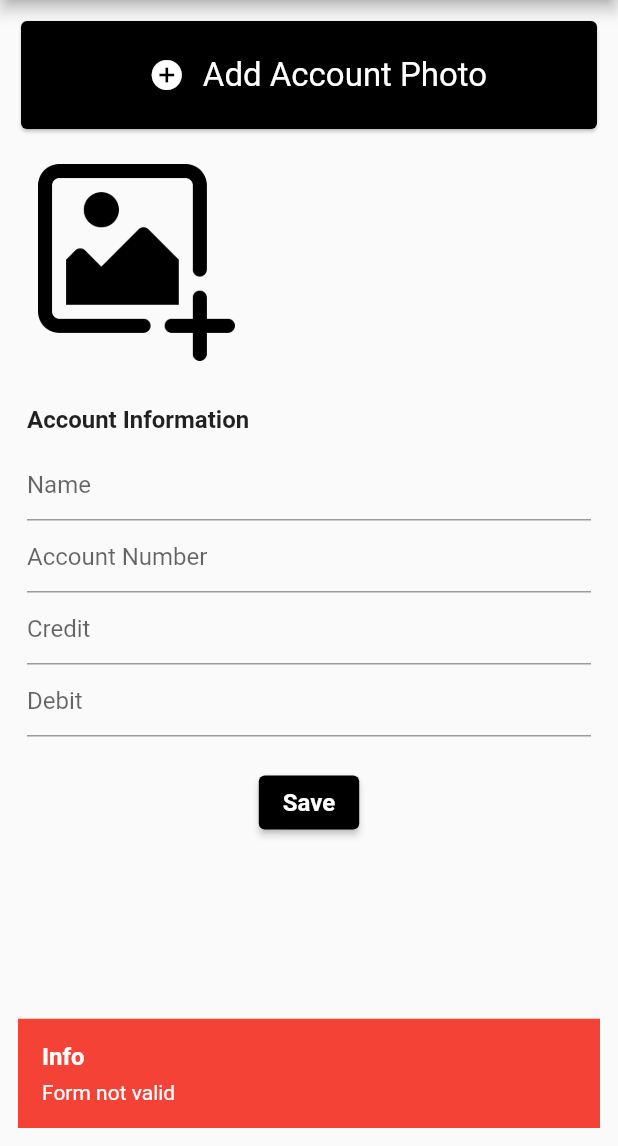
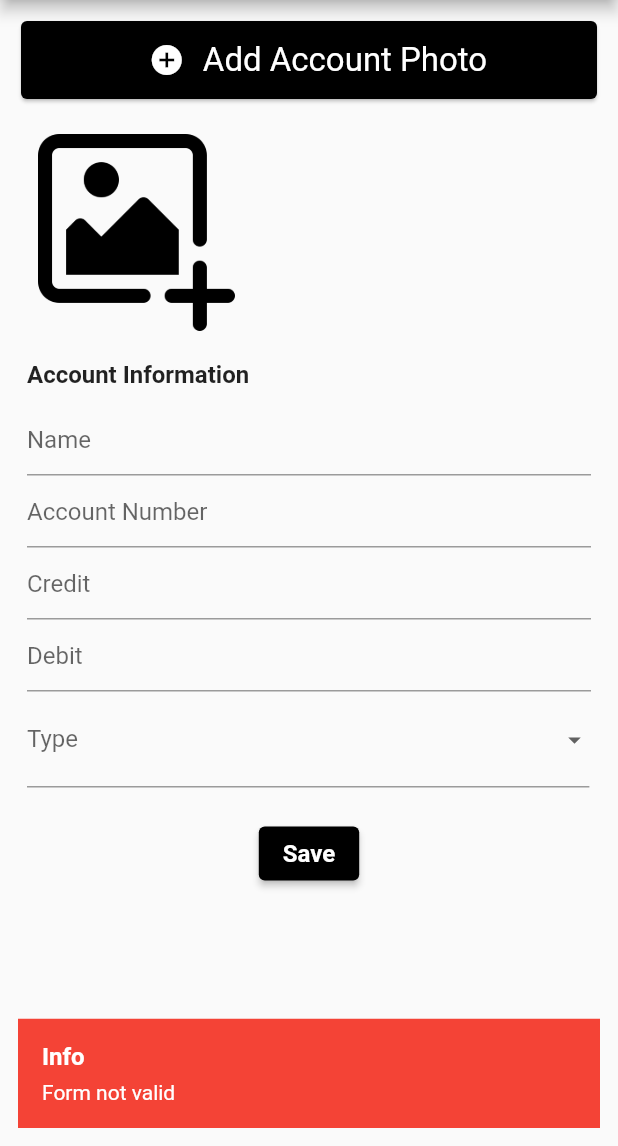
Before and after one commit to tiroodly2021/Redstar_Hightech_Backend, a Flutter app: the AddAccountView screen opened by its route, after a tap on "Save", on a phone screen of 412 x 824 dp, the part 90-1236 px from its top. Run offline on Flutter 3.47's test engine with Material 2 defaults, Android fonts, the phone set to English and light mode, and no system bars; our stand-ins replace animated_text_kit, charts_flutter, cloud_firestore, device_info_plus, equatable, firebase_auth and 21 more; missing offline and left inert: confirm_dialog, drawerbehavior, fab_circular_menu, safe_url_check; accounts and stored records are empty; network calls fail; statements that could not run were skipped.

Commit message:
add type to add account done

```diff
--- a/lib/app/modules/finance/account/controllers/account_controller.dart
+++ b/lib/app/modules/finance/account/controllers/account_controller.dart
@@ -3,6 +3,8 @@ import 'package:flutter/material.dart';
 import 'package:get/get.dart';
 import 'package:redstar_hightech_backend/app/modules/finance/account/models/account_model.dart';
 import 'package:redstar_hightech_backend/app/modules/finance/account/models/account_type.dart';
+import 'package:redstar_hightech_backend/app/modules/finance/transaction/controllers/transaction_controller.dart';
+import 'package:redstar_hightech_backend/app/modules/finance/transaction/models/transaction_type_model.dart';
 import 'package:redstar_hightech_backend/app/routes/app_pages.dart';
 //import 'package:redstar_hightech_backend/app/modules/finance/account_category/models/account_category.dart';
 import 'package:redstar_hightech_backend/app/services/database_service.dart';
@@ -25,7 +27,8 @@ class AccountController extends GetxController {
   TextEditingController addNBalanceDebitController = TextEditingController();
 
   //RxList<AccountCategory> roles = <AccountCategory>[].obs;
-  RxString roleSelected = ''.obs;
+  RxString acountTypeSelected = ''.obs;
+
   RxString imageLink = ''.obs;
   RxString imageLinkTemp = ''.obs;
   //Rx<AccountCategory> role = AccountCategory(categoryName: '', type: 0).obs;
@@ -41,6 +44,8 @@ class AccountController extends GetxController {
 
   Rx<Account> accountCashMoney =
       Account(number: '', createdAt: '', name: '').obs;
+
+  RxList<String> accountType = ["", "Mobile Agent", "Loto Agent", "Cash"].obs;
 
   AccountController() {
     accountList();
@@ -72,14 +77,25 @@ class AccountController extends GetxController {
   }
 
   void addAccount(Account account) async {
-    databaseService.addAccount(account);
-    // print(account.toMap());
+    databaseService.addAccount(account, addBalanceCreditController.text,
+        addNBalanceDebitController.text);
+/*     print(
+        'credit - debit : ${addBalanceCreditController.text} - ${addNBalanceDebitController.text}'); */
+
     update();
   }
 
   void deleteAccount(Account account) async {
     String? imageName = account.photoURL != '' ? account.photoURL : '';
     databaseService.deleteAccount(account);
+    TransactionController trx = Get.put(TransactionController());
+
+    trx.allTransactions.forEach((element) {
+      if (element.account.id.toString().toLowerCase() ==
+          account.id.toString().toLowerCase()) {
+        trx.deleteTransaction(element);
+      }
+    });
 
     if (imageName != '') {
       imageName = imageName!.split("%2F")[1].split("?")[0];
--- a/lib/app/modules/finance/account/views/account_view.dart
+++ b/lib/app/modules/finance/account/views/account_view.dart
@@ -60,7 +60,10 @@ class AccountView extends GetView<AccountController> {
           tooltip: 'Search',
         ),
         drawer: NavigationDrawer(),
-        floatingActionButton: FloatingCircleMenu(),
+        floatingActionButton: FloatingCircleMenu(
+          tempIcon: Icons.person_add,
+          tempRoute: AppPages.FINANCE_ADD_ACCOUNT,
+        ),
         body: Padding(
           padding: const EdgeInsets.all(10),
           child: Column(
--- a/lib/app/modules/finance/account/views/add_account_view .dart
+++ b/lib/app/modules/finance/account/views/add_account_view .dart
@@ -15,6 +15,7 @@ import 'package:redstar_hightech_backend/app/modules/category/models/category_mo
 import 'package:redstar_hightech_backend/app/modules/common/navigation_drawer.dart';
 import 'package:redstar_hightech_backend/app/modules/finance/account/controllers/account_controller.dart';
 import 'package:redstar_hightech_backend/app/modules/finance/account/models/account_model.dart';
+import 'package:redstar_hightech_backend/app/modules/finance/account/models/account_type.dart';
 import 'package:redstar_hightech_backend/app/modules/finance/transaction/controllers/transaction_controller.dart';
 import 'package:redstar_hightech_backend/app/modules/finance/transaction/models/transaction_model.dart';
 import 'package:redstar_hightech_backend/app/modules/finance/transaction/models/transaction_type_model.dart';
@@ -80,7 +81,7 @@ class AddAccountView extends GetView<AccountController> {
                 crossAxisAlignment: CrossAxisAlignment.start,
                 children: [
                   SizedBox(
-                    height: 80,
+                    height: 60,
                     child: InkWell(
                       onTap: () async {
                         imageDataFile = await getImage(ImageSource.gallery);
@@ -159,7 +160,7 @@ class AddAccountView extends GetView<AccountController> {
                               ),
                             ),
                   const SizedBox(
-                    height: 20,
+                    height: 10,
                   ),
                   const Padding(
                     padding: EdgeInsets.symmetric(horizontal: 8.0),
@@ -181,21 +182,12 @@ class AddAccountView extends GetView<AccountController> {
                   _buildTextFormField(
                       "Debit", controller.addNBalanceDebitController,
                       isNumber: true),
-                  /*  _buildTextFormField(
-                      "Password", controller.addPasswordController), */
-                  /*  Row(
+                  Row(
                     children: [
-                      DropDownWidgetList(controller.roles, 'role', 'Role'),
-                      ElevatedButton(
-                          style: ElevatedButton.styleFrom(
-                              primary: Colors.black,
-                              minimumSize: const Size(65, 44)),
-                          onPressed: () {
-                            _openPopup(context, roleController);
-                          },
-                          child: const Icon(Icons.add_circle))
+                      DropDownWidgetList(controller.accountType, 'type', 'Type',
+                          MediaQuery.of(context).size.width * .91),
                     ],
-                  ), */
+                  ),
                   const SizedBox(height: 10),
                   const SizedBox(height: 10),
                   Center(
@@ -214,47 +206,16 @@ class AddAccountView extends GetView<AccountController> {
                               controller.addBalanceCreditController.text !=
                                   controller.addNBalanceDebitController.text) {
                             Account account = Account(
-                              number: controller.addNumberController.text,
-                              createdAt: DateTime.now().toString(),
-                              name: controller.addNameController.text,
-                              photoURL: imageLink != ''
-                                  ? imageLink
-                                  : controller.imageLink.value,
-                            );
+                                number: controller.addNumberController.text,
+                                createdAt: DateTime.now().toString(),
+                                name: controller.addNameController.text,
+                                photoURL: imageLink != ''
+                                    ? imageLink
+                                    : controller.imageLink.value,
+                                type: Account.accountStringToAccountType(
+                                    controller.acountTypeSelected.value));
 
                             _addAccount(account);
-
-                            if (controller.addBalanceCreditController.text !=
-                                '') {
-                              Transaction tx = Transaction(
-                                  title: transactionTypeToString(
-                                      TransactionType.income),
-                                  description: transactionTypeToString(
-                                      TransactionType.income),
-                                  date: DateTime.now(),
-                                  account: account,
-                                  amount: double.parse(controller
-                                      .addBalanceCreditController.text),
-                                  type: TransactionType.income);
-
-                              transactionController.addTransaction(tx);
-                            }
-
-                            if (controller.addNBalanceDebitController.text !=
-                                '') {
-                              Transaction tx = Transaction(
-                                  title: transactionTypeToString(
-                                      TransactionType.expense),
-                                  description: transactionTypeToString(
-                                      TransactionType.expense),
-                                  date: DateTime.now(),
-                                  account: account,
-                                  amount: double.parse(controller
-                                      .addNBalanceDebitController.text),
-                                  type: TransactionType.expense);
-
-                              transactionController.addTransaction(tx);
-                            }
 
                             resetFields();
 
@@ -282,53 +243,41 @@ class AddAccountView extends GetView<AccountController> {
     );
   }
 
-/*   _openPopup(context, RoleController roleController) {
-    Alert(
-        context: context,
-        title: "NEW Role",
-        content: Column(
-          children: <Widget>[
-            _buildTextFormField("Name", roleController.addNameController),
-            _buildTextFormField(
-                "Description", roleController.addDescriptionController),
-          ],
-        ),
-        buttons: [
-          DialogButton(
-            color: Colors.black,
-            height: 50,
-            onPressed: () async {
-              String imageLink = '';
+  Padding DropDownWidgetList(RxList<String> dropLists, field, label, width) {
+    /*    RxList<String> ll = <AccountType>[].obs;
 
-              if (roleController.addNameController.text != "" &&
-                  roleController.addDescriptionController.text != "") {
-                Role role = Role(
-                    name: roleController.addNameController.text,
-                    description: roleController.addDescriptionController.text);
+    ll.add(AccountType.));
 
-                _addRole(role);
+    dropLists = ll + dropLists; */
 
-                resetRoleFields();
+    return Padding(
+      padding: const EdgeInsets.symmetric(horizontal: 8.0),
+      child: SizedBox(
+        width: width,
+        child: DropdownButtonFormField(
+            iconSize: 20,
+            decoration: InputDecoration(labelText: label),
+            items: dropLists
+                .map((drop) => DropdownMenuItem(value: drop, child: Text(drop)))
+                .toList(),
+            onChanged: (value) {
+              controller.acountTypeSelected.value = value.toString();
 
-                Navigator.pop(context);
-              } else {
-                Get.showSnackbar(const GetSnackBar(
-                  title: "Info",
-                  message: "Form not valid",
-                  backgroundColor: Colors.red,
-                  duration: Duration(seconds: 3),
-                  margin: EdgeInsets.all(12),
-                ));
-              }
-            },
-            child: const Text(
-              "Save",
-              style: TextStyle(color: Colors.white, fontSize: 20),
-            ),
-          )
-        ]).show();
+              /*    controller.accountType.forEach((rl) {
+                if (rl.id!.toString().toLowerCase().trim() ==
+                    value.toString().toLowerCase().trim()) {
+                  controller.role.update((val) {
+                    val!.name = rl.name;
+                    val.id = rl.id;
+                    val.description = rl.description;
+                  });
+                }
+              }); */
+            }),
+      ),
+    );
   }
- */
+
   Padding _buildTextFormField(
       String hintText, TextEditingController fieldEditingController,
       {bool isEmail = false, isNumber = false}) {
@@ -455,7 +404,7 @@ class AddAccountView extends GetView<AccountController> {
     controller.addNameController.text = '';
     controller.addBalanceCreditController.text = '';
     controller.addNBalanceDebitController.text = '';
-    controller.roleSelected.value = '';
+    controller.acountTypeSelected.value = '';
     /*    controller.role.update((val) {
       val!.name = "";
       val.id = "";
--- a/lib/app/modules/middleware/auth_middleware.dart
+++ b/lib/app/modules/middleware/auth_middleware.dart
@@ -71,7 +71,7 @@ class AuthorizationMiddleware extends GetMiddleware {
               Get.find<AuthenticationController>().authenticated)) {
         return null;
       } else {
-        return const RouteSettings(name: Routes.ACCESS_ERROR);
+        return RouteSettings(name: Routes.ACCESS_ERROR, arguments: route);
       }
     } else {
       if (guestPermissionStringLists.contains(route?.replaceAll("/", " "))) {
--- a/lib/app/routes/app_pages.dart
+++ b/lib/app/routes/app_pages.dart
@@ -144,6 +144,9 @@ SetPermissionView(
     GetPage(name: _Paths.DELETE_PRODUCT, page: () => const GeneriDeletePage()),
     GetPage(name: _Paths.DELETE_USER, page: () => const GeneriDeletePage()),
     GetPage(name: _Paths.DELETE_ROLE, page: () => const GeneriDeletePage()),
+    GetPage(
+        name: _Paths.FINANCE_DELETE_ACCOUNT,
+        page: () => const GeneriDeletePage()),
     GetPage(
         name: _Paths.DELETE_PERMISSION, page: () => const GeneriDeletePage()),
     GetPage(
```
Also changed, not shown: lib/app/modules/authentication/views/access_error_view.dart (+13 -1 lines), lib/app/modules/finance/account/models/account_model.dart (+28 -2 lines), lib/app/modules/finance/account/models/account_type.dart (+16 -0 lines), lib/app/modules/finance/widgets/floating_circle_menu.dart (+9 -3 lines), lib/app/services/database_service.dart (+37 -9 lines).
